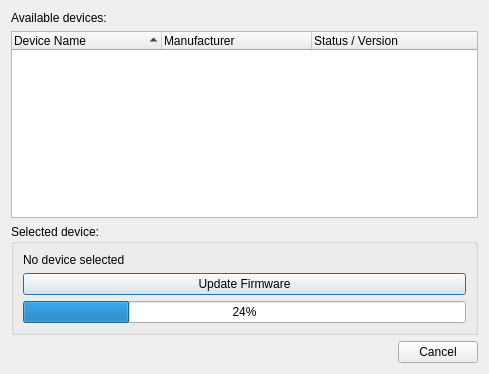
Old version of the form usbselector.ui in the repository c3d/db48x-from-newrpl.
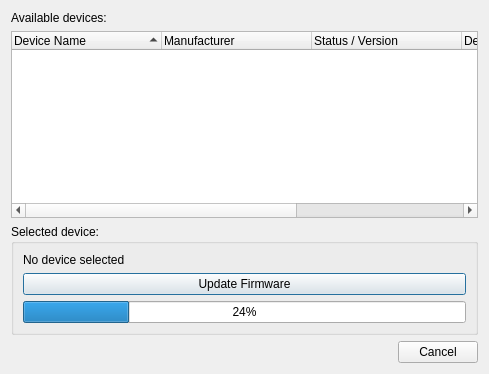
New version of the form.

Commit message: Try to eliminate memory corruption on windows.

Patch:
```diff
--- a/usbselector.ui
+++ b/usbselector.ui
@@ -53,6 +53,16 @@
        <string>Status / Version</string>
       </property>
      </column>
+     <column>
+      <property name="text">
+       <string>Device Path</string>
+      </property>
+     </column>
+     <column>
+      <property name="text">
+       <string>ProductID</string>
+      </property>
+     </column>
     </widget>
    </item>
    <item>
```
The commit also changes 3 other files.
